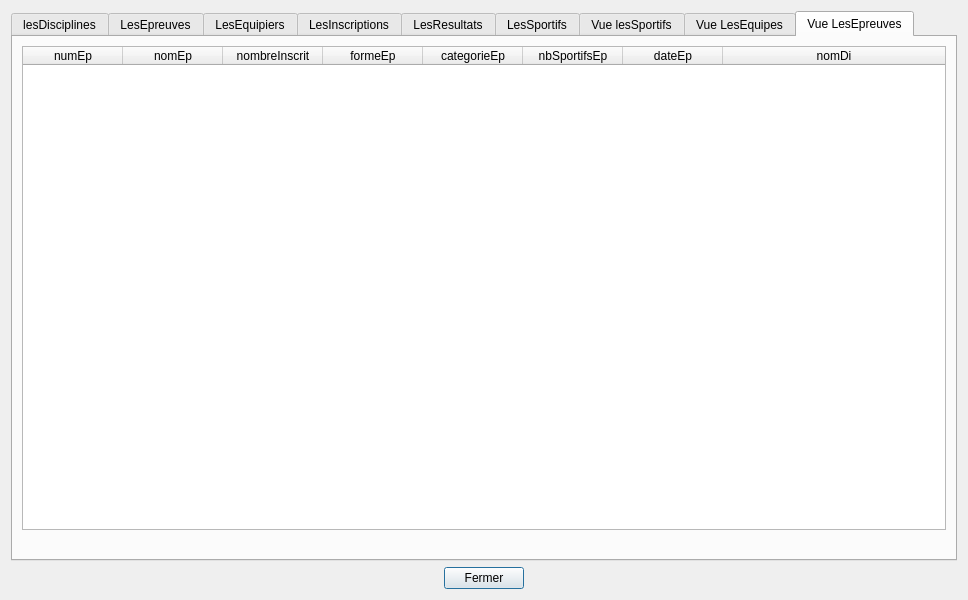
Above: gui/tablesData.ui from pH0xe/L3-Info-Projet-CEBD before the change. Below: the same form after it.
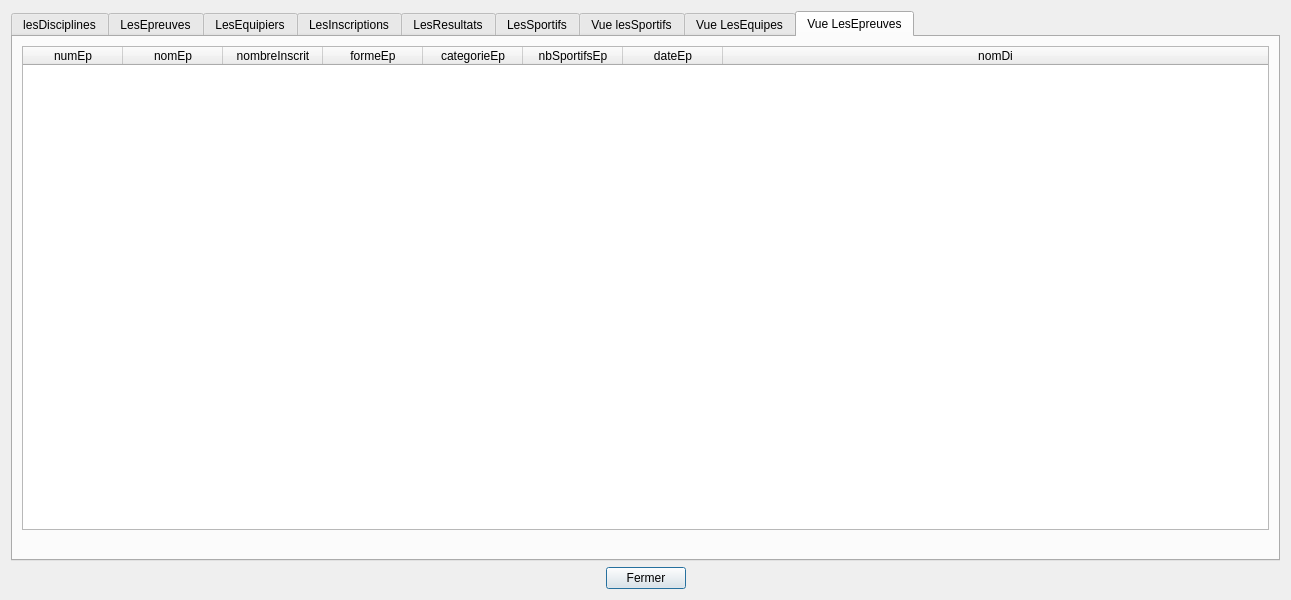
That is the form after the change.

Patch:
```diff
--- a/gui/tablesData.ui
+++ b/gui/tablesData.ui
@@ -6,7 +6,7 @@
    <rect>
     <x>0</x>
     <y>0</y>
-    <width>968</width>
+    <width>1291</width>
     <height>600</height>
    </rect>
   </property>
```
